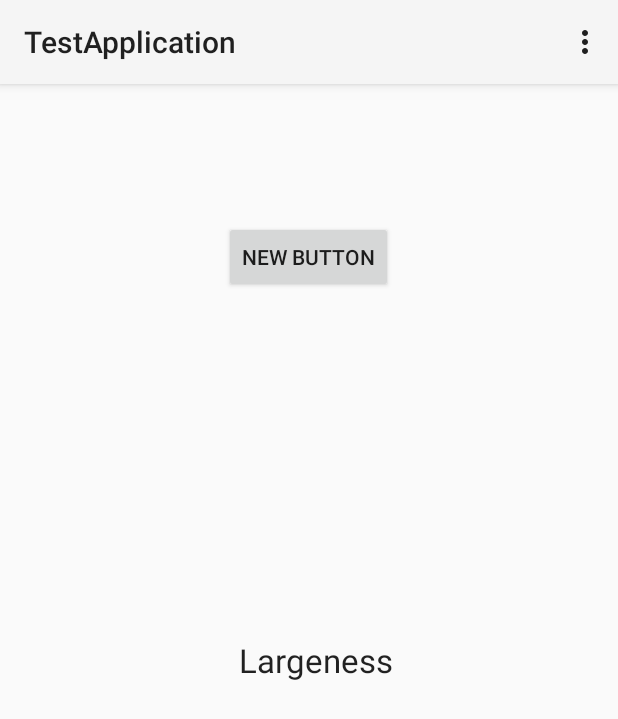
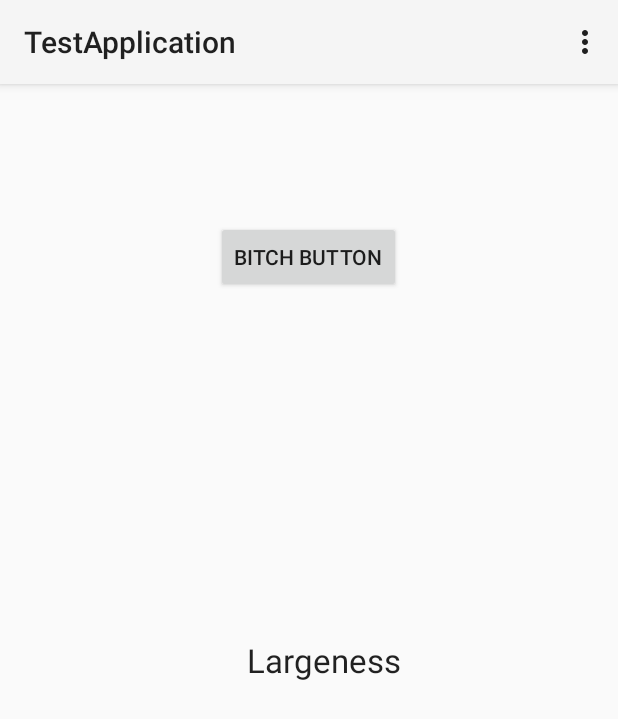
Before and after one commit to dthiemann/AUT, an Android app: the screen it shows after launch (MyActivity), on a phone screen of 412 x 824 dp. Shown: the top 719 px of the screen. Run offline under Robolectric (Android 15) with nearby library versions, the phone set to English and light mode, and no system bars.

Commit message:
Changed button name

```diff
--- a/TestApplication/app/src/main/res/layout/activity_my.xml
+++ b/TestApplication/app/src/main/res/layout/activity_my.xml
@@ -11,7 +11,7 @@
     <Button
         android:layout_width="wrap_content"
         android:layout_height="wrap_content"
-        android:text="New Button"
+        android:text="Bitch Button"
         android:id="@+id/button"
         android:layout_alignParentTop="true"
         android:layout_centerHorizontal="true"
```
